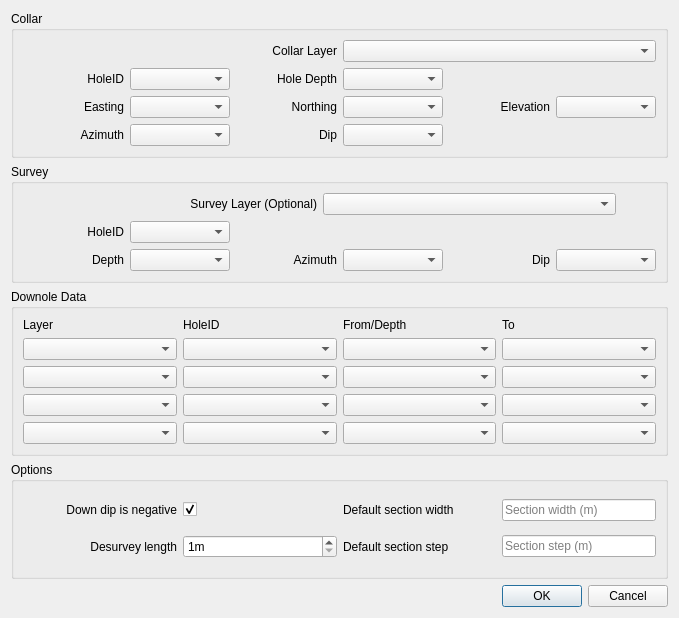
Before: the Qt Designer form drilltrace_dialog_base.ui in rolandhill/geoscience, drawn with Qt 5.
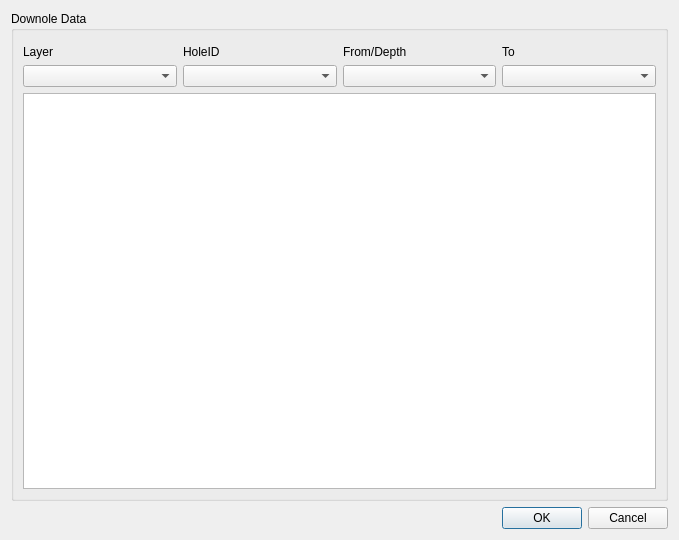
After: the same form once the commit is applied. Custom widgets are drawn as their Qt base class.

Commit message: Move Trace data setup to TraceDialog. Implement TraceDialog with checkable attribute list. Code cleanup.

Diff of the .ui file:
```diff
--- a/drilltrace_dialog_base.ui
+++ b/drilltrace_dialog_base.ui
@@ -7,577 +7,85 @@
     <x>0</x>
     <y>0</y>
     <width>679</width>
-    <height>618</height>
+    <height>540</height>
    </rect>
   </property>
   <property name="windowTitle">
    <string>Drilling Setup</string>
   </property>
   <layout class="QVBoxLayout" name="verticalLayout">
-   <item>
-    <widget class="QGroupBox" name="groupCollar">
-     <property name="title">
-      <string>Collar</string>
-     </property>
-     <layout class="QVBoxLayout" name="verticalLayout_2">
-      <item>
-       <layout class="QHBoxLayout" name="horizontalLayout">
-        <property name="topMargin">
-         <number>0</number>
-        </property>
-        <item>
-         <widget class="QLabel" name="label">
-          <property name="text">
-           <string>Collar Layer</string>
-          </property>
-          <property name="alignment">
-           <set>Qt::AlignRight|Qt::AlignTrailing|Qt::AlignVCenter</set>
-          </property>
-         </widget>
-        </item>
-        <item>
-         <widget class="QgsMapLayerComboBox" name="lbCollarLayer">
-          <property name="showCrs">
-           <bool>true</bool>
-          </property>
-         </widget>
-        </item>
-       </layout>
-      </item>
-      <item>
-       <layout class="QGridLayout" name="gridLayout_3" columnstretch="0,0,0,0,0,0">
-        <property name="topMargin">
-         <number>0</number>
-        </property>
-        <item row="0" column="2">
-         <widget class="QLabel" name="label_21">
-          <property name="text">
-           <string>Hole Depth</string>
-          </property>
-          <property name="alignment">
-           <set>Qt::AlignRight|Qt::AlignTrailing|Qt::AlignVCenter</set>
-          </property>
-         </widget>
-        </item>
-        <item row="2" column="1">
-         <widget class="QgsFieldComboBox" name="fbCollarAz">
-          <property name="minimumSize">
-           <size>
-            <width>0</width>
-            <height>0</height>
-           </size>
-          </property>
-          <property name="currentIndex">
-           <number>-1</number>
-          </property>
-          <property name="allowEmptyFieldName">
-           <bool>true</bool>
-          </property>
-         </widget>
-        </item>
-        <item row="1" column="3">
-         <widget class="QgsFieldComboBox" name="fbCollarNorth">
-          <property name="minimumSize">
-           <size>
-            <width>0</width>
-            <height>0</height>
-           </size>
-          </property>
-         </widget>
-        </item>
-        <item row="1" column="2">
-         <widget class="QLabel" name="label_9">
-          <property name="text">
-           <string>Northing</string>
-          </property>
-          <property name="alignment">
-           <set>Qt::AlignRight|Qt::AlignTrailing|Qt::AlignVCenter</set>
-          </property>
-         </widget>
-        </item>
-        <item row="2" column="2">
-         <widget class="QLabel" name="label_16">
-          <property name="text">
-           <string>Dip</string>
-          </property>
-          <property name="alignment">
-           <set>Qt::AlignRight|Qt::AlignTrailing|Qt::AlignVCenter</set>
-          </property>
-         </widget>
-        </item>
-        <item row="1" column="1">
-         <widget class="QgsFieldComboBox" name="fbCollarEast"/>
-        </item>
-        <item row="1" column="4">
-         <widget class="QLabel" name="label_10">
-          <property name="text">
-           <string>Elevation</string>
-          </property>
-          <property name="alignment">
-           <set>Qt::AlignRight|Qt::AlignTrailing|Qt::AlignVCenter</set>
-          </property>
-         </widget>
-        </item>
-        <item row="0" column="1">
-         <widget class="QgsFieldComboBox" name="fbCollarId">
-          <property name="minimumSize">
-           <size>
-            <width>0</width>
-            <height>0</height>
-           </size>
-          </property>
-          <property name="allowEmptyFieldName">
-           <bool>false</bool>
-          </property>
-         </widget>
-        </item>
-        <item row="2" column="0">
-         <widget class="QLabel" name="label_15">
-          <property name="text">
-           <string>Azimuth</string>
-          </property>
-          <property name="alignment">
-           <set>Qt::AlignRight|Qt::AlignTrailing|Qt::AlignVCenter</set>
-          </property>
-         </widget>
-        </item>
-        <item row="0" column="0">
-         <widget class="QLabel" name="label_7">
-          <property name="minimumSize">
-           <size>
-            <width>0</width>
-            <height>0</height>
-           </size>
-          </property>
-          <property name="text">
-           <string>HoleID</string>
-          </property>
-          <property name="alignment">
-           <set>Qt::AlignRight|Qt::AlignTrailing|Qt::AlignVCenter</set>
-          </property>
-         </widget>
-        </item>
-        <item row="1" column="0">
-         <widget class="QLabel" name="label_8">
-          <property name="text">
-           <string>Easting</string>
-          </property>
-          <property name="alignment">
-           <set>Qt::AlignRight|Qt::AlignTrailing|Qt::AlignVCenter</set>
-          </property>
-         </widget>
-        </item>
-        <item row="1" column="5">
-         <widget class="QgsFieldComboBox" name="fbCollarElev">
-          <property name="minimumSize">
-           <size>
-            <width>0</width>
-            <height>0</height>
-           </size>
-          </property>
-         </widget>
-        </item>
-        <item row="2" column="3">
-         <widget class="QgsFieldComboBox" name="fbCollarDip">
-          <property name="currentIndex">
-           <number>-1</number>
-          </property>
-          <property name="allowEmptyFieldName">
-           <bool>true</bool>
-          </property>
-         </widget>
-        </item>
-        <item row="0" column="3">
-         <widget class="QgsFieldComboBox" name="fbCollarDepth"/>
-        </item>
-       </layout>
-      </item>
-     </layout>
-    </widget>
-   </item>
-   <item>
-    <widget class="QGroupBox" name="groupSurvey">
-     <property name="title">
-      <string>Survey</string>
-     </property>
-     <layout class="QVBoxLayout" name="verticalLayout_3">
-      <item>
-       <layout class="QHBoxLayout" name="horizontalLayout_3">
-        <property name="topMargin">
-         <number>0</number>
-        </property>
-        <item>
-         <widget class="QLabel" name="label_2">
-          <property name="text">
-           <string>Survey Layer (Optional)</string>
-          </property>
-          <property name="alignment">
-           <set>Qt::AlignRight|Qt::AlignTrailing|Qt::AlignVCenter</set>
-          </property>
-         </widget>
-        </item>
-        <item>
-         <widget class="QgsMapLayerComboBox" name="lbSurveyLayer">
-          <property name="currentIndex">
-           <number>-1</number>
-          </property>
-          <property name="allowEmptyLayer">
-           <bool>true</bool>
-          </property>
-          <property name="showCrs">
-           <bool>false</bool>
-          </property>
-         </widget>
-        </item>
-        <item>
-         <spacer name="horizontalSpacer_2">
-          <property name="orientation">
-           <enum>Qt::Horizontal</enum>
-          </property>
-          <property name="sizeType">
-           <enum>QSizePolicy::Minimum</enum>
-          </property>
-          <property name="sizeHint" stdset="0">
-           <size>
-            <width>40</width>
-            <height>20</height>
-           </size>
-          </property>
-         </spacer>
-        </item>
-       </layout>
-      </item>
-      <item>
-       <layout class="QGridLayout" name="gridLayout_2">
-        <property name="topMargin">
-         <number>0</number>
-        </property>
-        <item row="0" column="1">
-         <widget class="QgsFieldComboBox" name="fbSurveyId">
-          <property name="minimumSize">
-           <size>
-            <width>0</width>
-            <height>0</height>
-           </size>
-          </property>
-         </widget>
-        </item>
-        <item row="0" column="0">
-         <widget class="QLabel" name="label_11">
-          <property name="minimumSize">
-           <size>
-            <width>0</width>
-            <height>0</height>
-           </size>
-          </property>
-          <property name="text">
-           <string>HoleID</string>
-          </property>
-          <property name="alignment">
-           <set>Qt::AlignRight|Qt::AlignTrailing|Qt::AlignVCenter</set>
-          </property>
-         </widget>
-        </item>
-        <item row="1" column="1">
-         <widget class="QgsFieldComboBox" name="fbSurveyDepth">
-          <property name="minimumSize">
-           <size>
-            <width>0</width>
-            <height>0</height>
-           </size>
-          </property>
-         </widget>
-        </item>
-        <item row="1" column="0">
-         <widget class="QLabel" name="label_13">
-          <property name="text">
-           <string>Depth</string>
-          </property>
-          <property name="alignment">
-           <set>Qt::AlignRight|Qt::AlignTrailing|Qt::AlignVCenter</set>
-          </property>
-         </widget>
-        </item>
-        <item row="1" column="4">
-         <widget class="QLabel" name="label_12">
-          <property name="text">
-           <string>Dip</string>
-          </property>
-          <property name="alignment">
-           <set>Qt::AlignRight|Qt::AlignTrailing|Qt::AlignVCenter</set>
-          </property>
-         </widget>
-        </item>
-        <item row="1" column="2">
-         <widget class="QLabel" name="label_14">
-          <property name="text">
-           <string>Azimuth</string>
-          </property>
-          <property name="alignment">
-           <set>Qt::AlignRight|Qt::AlignTrailing|Qt::AlignVCenter</set>
-          </property>
-         </widget>
-        </item>
-        <item row="1" column="3">
-         <widget class="QgsFieldComboBox" name="fbSurveyAz">
-          <property name="minimumSize">
-           <size>
-            <width>0</width>
-            <height>0</height>
-           </size>
-          </property>
-         </widget>
-        </item>
-        <item row="1" column="5">
-         <widget class="QgsFieldComboBox" name="fbSurveyDip">
-          <property name="minimumSize">
-           <size>
-            <width>0</width>
-            <height>0</height>
-           </size>
-          </property>
-         </widget>
-        </item>
-       </layout>
-      </item>
-     </layout>
-    </widget>
-   </item>
    <item>
     <widget class="QGroupBox" name="groupDownhole">
      <property name="title">
       <string>Downole Data</string>
      </property>
-     <layout class="QGridLayout" name="gridLayout">
-      <item row="0" column="0">
-       <widget class="QLabel" name="label_3">
-        <property name="text">
-         <string>Layer</string>
-        </property>
-       </widget>
-      </item>
-      <item row="0" column="1">
-       <widget class="QLabel" name="label_4">
-        <property name="text">
-         <string>HoleID</string>
-        </property>
-       </widget>
-      </item>
-      <item row="0" column="2">
-       <widget class="QLabel" name="label_5">
-        <property name="text">
-         <string>From/Depth</string>
-        </property>
-       </widget>
-      </item>
-      <item row="0" column="3">
-       <widget class="QLabel" name="label_6">
-        <property name="text">
-         <string>To</string>
-        </property>
-       </widget>
-      </item>
-      <item row="1" column="0">
-       <widget class="QgsMapLayerComboBox" name="lbDataLayer0">
-        <property name="currentIndex">
-         <number>-1</number>
-        </property>
-        <property name="allowEmptyLayer">
-         <bool>true</bool>
-        </property>
-        <property name="showCrs">
-         <bool>false</bool>
-        </property>
-       </widget>
-      </item>
-      <item row="1" column="1">
-       <widget class="QgsFieldComboBox" name="fbDataId0"/>
-      </item>
-      <item row="1" column="2">
-       <widget class="QgsFieldComboBox" name="fbDataFrom0"/>
-      </item>
-      <item row="1" column="3">
-       <widget class="QgsFieldComboBox" name="fbDataTo0">
-        <property name="currentIndex">
-         <number>-1</number>
-        </property>
-        <property name="allowEmptyFieldName">
-         <bool>true</bool>
-        </property>
-       </widget>
-      </item>
-      <item row="2" column="0">
-       <widget class="QgsMapLayerComboBox" name="lbDataLayer1">
-        <property name="currentIndex">
-         <number>-1</number>
-        </property>
-        <property name="allowEmptyLayer">
-         <bool>true</bool>
-        </property>
-       </widget>
-      </item>
-      <item row="2" column="1">
-       <widget class="QgsFieldComboBox" name="fbDataId1"/>
-      </item>
-      <item row="2" column="2">
-       <widget class="QgsFieldComboBox" name="fbDataFrom1"/>
-      </item>
-      <item row="2" column="3">
-       <widget class="QgsFieldComboBox" name="fbDataTo1">
-        <property name="currentIndex">
-         <number>-1</number>
-        </property>
-        <property name="allowEmptyFieldName">
-         <bool>true</bool>
-        </property>
-       </widget>
-      </item>
-      <item row="3" column="0">
-       <widget class="QgsMapLayerComboBox" name="lbDataLayer2">
-        <property name="currentIndex">
-         <number>-1</number>
-        </property>
-        <property name="allowEmptyLayer">
-         <bool>true</bool>
-        </property>
-       </widget>
-      </item>
-      <item row="3" column="1">
-       <widget class="QgsFieldComboBox" name="fbDataId2"/>
-      </item>
-      <item row="3" column="2">
-       <widget class="QgsFieldComboBox" name="fbDataFrom2"/>
-      </item>
-      <item row="3" column="3">
-       <widget class="QgsFieldComboBox" name="fbDataTo2">
-        <property name="currentIndex">
-         <number>-1</number>
-        </property>
-        <property name="allowEmptyFieldName">
-         <bool>true</bool>
-        </property>
-       </widget>
-      </item>
-      <item row="4" column="0">
-       <widget class="QgsMapLayerComboBox" name="lbDataLayer3">
-        <property name="currentIndex">
-         <number>-1</number>
-        </property>
-        <property name="allowEmptyLayer">
-         <bool>true</bool>
-        </property>
-       </widget>
-      </item>
-      <item row="4" column="1">
-       <widget class="QgsFieldComboBox" name="fbDataId3"/>
-      </item>
-      <item row="4" column="2">
-       <widget class="QgsFieldComboBox" name="fbDataFrom3"/>
-      </item>
-      <item row="4" column="3">
-       <widget class="QgsFieldComboBox" name="fbDataTo3">
-        <property name="currentIndex">
-         <number>-1</number>
-        </property>
-        <property name="allowEmptyFieldName">
-         <bool>true</bool>
-        </property>
-       </widget>
-      </item>
-     </layout>
-    </widget>
-   </item>
-   <item>
-    <widget class="QGroupBox" name="groupOptions">
-     <property name="title">
-      <string>Options</string>
-     </property>
-     <layout class="QGridLayout" name="gridLayout_4">
-      <item row="0" column="2">
-       <widget class="QLabel" name="label_19">
-        <property name="text">
-         <string>Default section width</string>
-        </property>
-       </widget>
-      </item>
-      <item row="2" column="0">
-       <widget class="QLabel" name="label_17">
-        <property name="text">
-         <string>Desurvey length</string>
-        </property>
-        <property name="alignment">
-         <set>Qt::AlignRight|Qt::AlignTrailing|Qt::AlignVCenter</set>
-        </property>
-       </widget>
-      </item>
-      <item row="2" column="1">
-       <widget class="QSpinBox" name="sbDesurveyLength">
-        <property name="suffix">
-         <string>m</string>
-        </property>
-        <property name="minimum">
-         <number>1</number>
-        </property>
-        <property name="maximum">
+     <layout class="QVBoxLayout" name="verticalLayout_3">
+      <item>
+       <layout class="QGridLayout" name="gridLayout">
+        <property name="topMargin">
          <number>5</number>
         </property>
-       </widget>
+        <item row="0" column="2">
+         <widget class="QLabel" name="label_5">
+          <property name="text">
+           <string>From/Depth</string>
+          </property>
+         </widget>
+        </item>
+        <item row="0" column="0">
+         <widget class="QLabel" name="label_3">
+          <property name="text">
+           <string>Layer</string>
+          </property>
+         </widget>
+        </item>
+        <item row="0" column="1">
+         <widget class="QLabel" name="label_4">
+          <property name="text">
+           <string>HoleID</string>
+          </property>
+         </widget>
+        </item>
+        <item row="0" column="3">
+         <widget class="QLabel" name="label_6">
+          <property name="text">
+           <string>To</string>
+          </property>
+         </widget>
+        </item>
+        <item row="1" column="0">
+         <widget class="QgsMapLayerComboBox" name="lbDataLayer">
+          <property name="currentIndex">
+           <number>-1</number>
+          </property>
+          <property name="allowEmptyLayer">
+           <bool>true</bool>
+          </property>
+          <property name="showCrs">
+           <bool>false</bool>
+          </property>
+         </widget>
+        </item>
+        <item row="1" column="1">
+         <widget class="QgsFieldComboBox" name="fbDataId"/>
+        </item>
+        <item row="1" column="2">
+         <widget class="QgsFieldComboBox" name="fbDataFrom"/>
+        </item>
+        <item row="1" column="3">
+         <widget class="QgsFieldComboBox" name="fbDataTo">
+          <property name="currentIndex">
+           <number>-1</number>
+          </property>
+          <property name="allowEmptyFieldName">
+           <bool>true</bool>
+          </property>
+         </widget>
+        </item>
+       </layout>
       </item>
-      <item row="0" column="1">
-       <widget class="QCheckBox" name="checkDownDipNegative">
-        <property name="layoutDirection">
-         <enum>Qt::LeftToRight</enum>
-        </property>
-        <property name="text">
-         <string/>
-        </property>
-        <property name="checked">
-         <bool>true</bool>
-        </property>
-       </widget>
-      </item>
-      <item row="0" column="0">
-       <widget class="QLabel" name="label_18">
-        <property name="text">
-         <string>Down dip is negative</string>
-        </property>
-        <property name="alignment">
-         <set>Qt::AlignRight|Qt::AlignTrailing|Qt::AlignVCenter</set>
-        </property>
-       </widget>
-      </item>
-      <item row="0" column="3">
-       <widget class="QLineEdit" name="teDefaultSectionWidth">
-        <property name="sizePolicy">
-         <sizepolicy hsizetype="Minimum" vsizetype="Fixed">
-          <horstretch>0</horstretch>
-          <verstretch>0</verstretch>
-         </sizepolicy>
-        </property>
-        <property name="placeholderText">
-         <string>Section width (m)</string>
-        </property>
-       </widget>
-      </item>
-      <item row="2" column="2">
-       <widget class="QLabel" name="label_20">
-        <property name="text">
-         <string>Default section step</string>
-        </property>
-       </widget>
-      </item>
-      <item row="2" column="3">
-       <widget class="QLineEdit" name="teDefaultSectionStep">
-        <property name="sizePolicy">
-         <sizepolicy hsizetype="Minimum" vsizetype="Fixed">
-          <horstretch>0</horstretch>
-          <verstretch>0</verstretch>
-         </sizepolicy>
-        </property>
-        <property name="placeholderText">
-         <string>Section step (m)</string>
-        </property>
-       </widget>
+      <item>
+       <widget class="QListWidget" name="listFields"/>
       </item>
      </layout>
     </widget>
```
Left out of the diff: 48 changed lines with no effect on the pictures. The commit also changes 5 other files.
